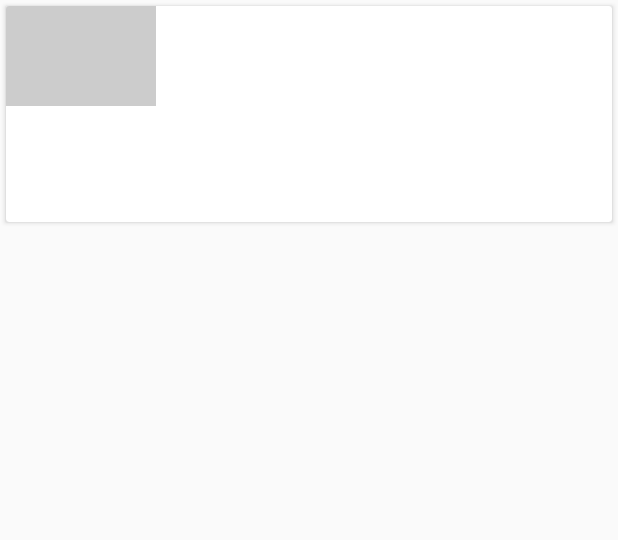
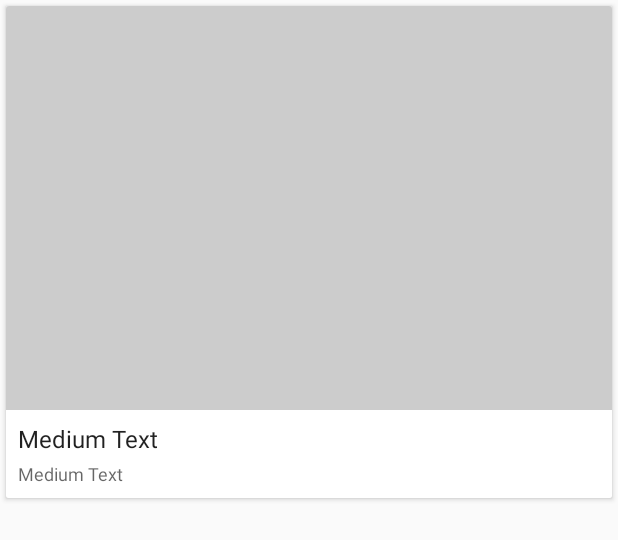
Before and after one commit to barbarossa-ab/nd_material, an Android app: the layout list_item_article.xml on its own in the app's theme, with its tools: preview values and no code run, on a phone screen of 412 x 824 dp. Shown: the top 540 px of the screen. Run offline under Robolectric (Android 15) with nearby library versions, the phone set to English and light mode, and no system bars.

Commit message:
Make images bigger + text nicer in main activity.

```diff
--- a/XYZReader/src/main/res/layout/activity_article_list.xml
+++ b/XYZReader/src/main/res/layout/activity_article_list.xml
@@ -44,10 +44,10 @@
             android:layout_height="match_parent"
             android:clipToPadding="false"
             android:scrollbarStyle="outsideOverlay"
-            android:paddingTop="28dp"
+            android:paddingTop="16dp"
             android:paddingLeft="@dimen/list_side_margin"
             android:paddingRight="@dimen/list_side_margin"
-            android:paddingBottom="28dp" />
+            android:paddingBottom="16dp" />
     </android.support.v4.widget.SwipeRefreshLayout>
 
     <!--<FrameLayout-->
--- a/XYZReader/src/main/res/layout/list_item_article.xml
+++ b/XYZReader/src/main/res/layout/list_item_article.xml
@@ -10,43 +10,42 @@
     android:focusable="true"
     android:foreground="?selectableItemBackground">
 
-    <LinearLayout
+    <LinearLayout xmlns:android="http://schemas.android.com/apk/res/android"
+        android:orientation="vertical"
         android:layout_width="match_parent"
-        android:layout_height="wrap_content"
-        android:orientation="vertical">
+        android:layout_height="match_parent">
 
-        <!--suppress AndroidLintContentDescription -->
         <com.example.xyzreader.ui.DynamicHeightNetworkImageView
             android:id="@+id/thumbnail"
-            android:layout_width="100dp"
-            android:layout_height="100dp"
-            android:background="@color/photo_placeholder" />
+            android:layout_height="0dp"
+            android:layout_width="match_parent"
+            android:scaleType="centerCrop"
+            android:background="@color/photo_placeholder"/>
 
         <TextView
-            android:id="@+id/article_title"
-            style="@style/TextAppearance.AppCompat.Subhead"
             android:layout_width="match_parent"
             android:layout_height="wrap_content"
-            android:paddingLeft="16dp"
-            android:paddingTop="16dp"
-            android:paddingRight="16dp"
-            android:paddingBottom="4dp"
-            android:textColor="@color/primary_text"
-            android:ellipsize="end"
-            android:maxLines="4" />
+            style="@android:style/TextAppearance.Material.Subhead"
+            android:text="Medium Text"
+            android:id="@+id/article_title"
+            android:paddingTop="8dp"
+            android:paddingLeft="8dp"
+            android:paddingRight="8dp"
+            android:background="@android:color/background_light"
+            android:gravity="left" />
 
         <TextView
-            android:id="@+id/article_subtitle"
-            style="@style/TextAppearance.AppCompat.Body1"
             android:layout_width="match_parent"
             android:layout_height="wrap_content"
-            android:paddingLeft="16dp"
-            android:paddingRight="16dp"
-            android:paddingBottom="16dp"
-            android:textColor="#6000"
-            android:maxLines="1"
-            android:singleLine="true"
-            android:ellipsize="end" />
+            style="@android:style/TextAppearance.Material.Caption"
+            android:text="Medium Text"
+            android:id="@+id/article_subtitle"
+            android:paddingTop="4dp"
+            android:paddingLeft="8dp"
+            android:paddingRight="8dp"
+            android:paddingBottom="8dp"
+            android:background="@android:color/background_light"
+            android:gravity="left" />
     </LinearLayout>
 
 </android.support.v7.widget.CardView>
```
